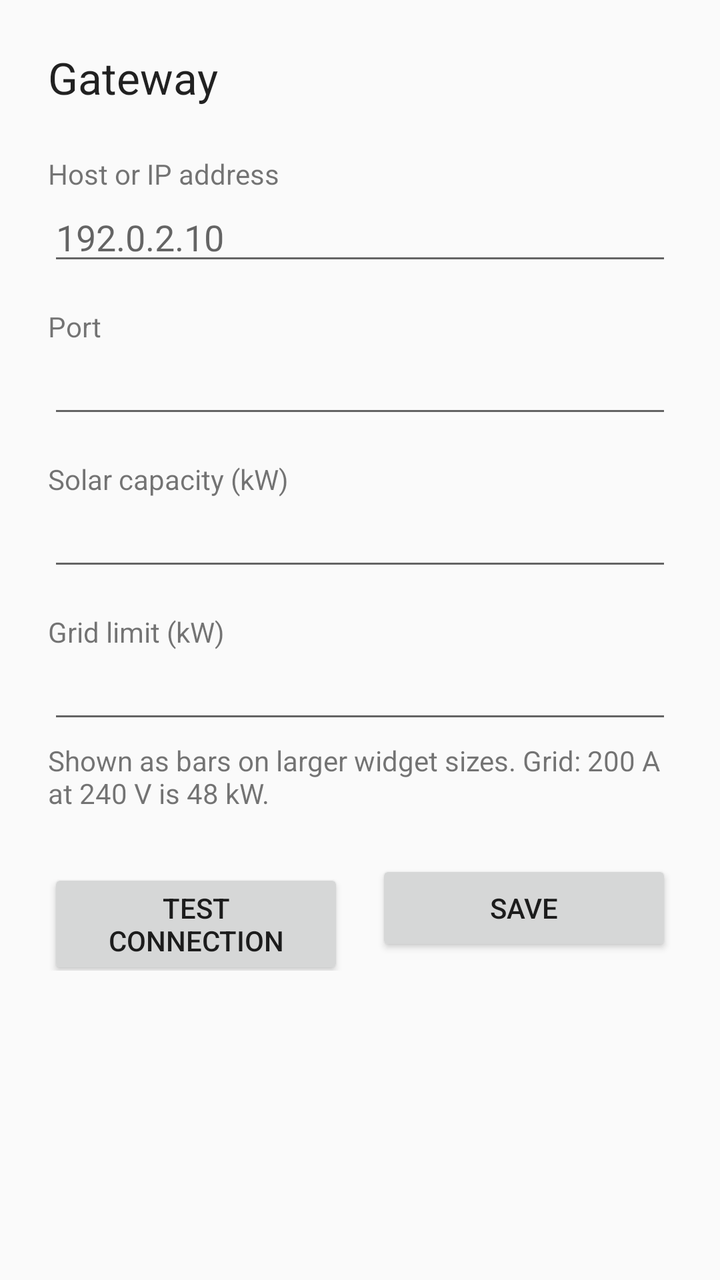
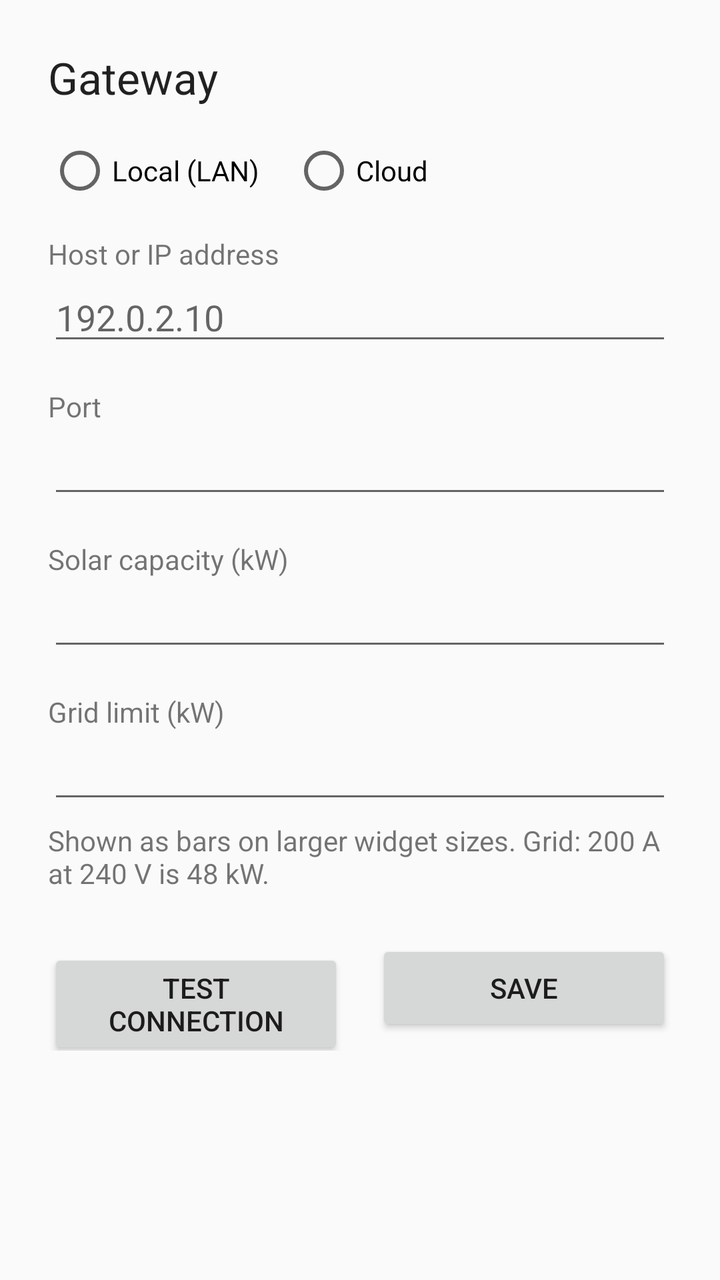

Two renders of the same Android screen: before a commit and after it. Below are the layout's source before the change and the commit's diff.
<!-- AndroidManifest.xml: application theme Theme.Fwh -->
<!-- res/layout/activity_config.xml -->
<?xml version="1.0" encoding="utf-8"?>
<ScrollView xmlns:android="http://schemas.android.com/apk/res/android"
    android:layout_width="match_parent"
    android:layout_height="match_parent"
    android:fitsSystemWindows="true">

    <LinearLayout
        android:layout_width="match_parent"
        android:layout_height="wrap_content"
        android:orientation="vertical"
        android:padding="24dp">

        <TextView
            android:layout_width="wrap_content"
            android:layout_height="wrap_content"
            android:text="@string/config_title"
            android:textAppearance="?android:attr/textAppearanceLarge" />

        <TextView
            android:layout_width="wrap_content"
            android:layout_height="wrap_content"
            android:layout_marginTop="24dp"
            android:text="@string/config_host" />

        <EditText
            android:id="@+id/host"
            android:layout_width="match_parent"
            android:layout_height="wrap_content"
            android:hint="@string/config_host_hint"
            android:importantForAutofill="no"
            android:inputType="textUri"
            android:singleLine="true" />

        <TextView
            android:layout_width="wrap_content"
            android:layout_height="wrap_content"
            android:layout_marginTop="16dp"
            android:labelFor="@id/port"
            android:text="@string/config_port" />

        <EditText
            android:id="@+id/port"
            android:layout_width="match_parent"
            android:layout_height="wrap_content"
            android:importantForAutofill="no"
            android:inputType="number"
            android:singleLine="true" />

        <TextView
            android:layout_width="wrap_content"
            android:layout_height="wrap_content"
            android:layout_marginTop="16dp"
            android:labelFor="@id/solar_capacity"
            android:text="@string/config_solar_capacity" />

        <EditText
            android:id="@+id/solar_capacity"
            android:layout_width="match_parent"
            android:layout_height="wrap_content"
            android:importantForAutofill="no"
            android:inputType="numberDecimal"
            android:singleLine="true" />

        <TextView
            android:layout_width="wrap_content"
            android:layout_height="wrap_content"
            android:layout_marginTop="16dp"
            android:labelFor="@id/grid_limit"
            android:text="@string/config_grid_limit" />

        <EditText
            android:id="@+id/grid_limit"
            android:layout_width="match_parent"
            android:layout_height="wrap_content"
            android:importantForAutofill="no"
            android:inputType="numberDecimal"
            android:singleLine="true" />

        <TextView
            android:layout_width="match_parent"
            android:layout_height="wrap_content"
            android:layout_marginTop="4dp"
            android:text="@string/config_capacity_help"
            android:textAppearance="?android:attr/textAppearanceSmall" />

        <LinearLayout
            android:layout_width="match_parent"
            android:layout_height="wrap_content"
            android:layout_marginTop="24dp"
            android:orientation="horizontal">

            <Button
                android:id="@+id/test"
                android:layout_width="0dp"
                android:layout_height="wrap_content"
                android:layout_weight="1"
                android:text="@string/config_test" />

            <Button
                android:id="@+id/save"
                android:layout_width="0dp"
                android:layout_height="wrap_content"
                android:layout_marginStart="16dp"
                android:layout_weight="1"
                android:text="@string/config_save" />
        </LinearLayout>

        <TextView
            android:id="@+id/status"
            android:layout_width="match_parent"
            android:layout_height="wrap_content"
            android:layout_marginTop="16dp"
            android:textIsSelectable="true" />
    </LinearLayout>
</ScrollView>
<!-- resources referenced by this layout -->
<resources>
  <string name="config_capacity_help">Shown as bars on larger widget sizes. Grid: 200 A at 240 V is 48 kW.</string>
  <string name="config_grid_limit">Grid limit (kW)</string>
  <string name="config_host">Host or IP address</string>
  <string name="config_host_hint">192.0.2.10</string>
  <string name="config_port">Port</string>
  <string name="config_save">Save</string>
  <string name="config_solar_capacity">Solar capacity (kW)</string>
  <string name="config_test">Test connection</string>
  <string name="config_title">Gateway</string>
  <style name="Theme.Fwh" parent="android:Theme.Material.Light.NoActionBar" />
</resources>

<!-- the commit's change to res/layout/activity_config.xml (unified diff, before → after) -->
@@ -16,35 +16,117 @@
             android:text="@string/config_title"
             android:textAppearance="?android:attr/textAppearanceLarge" />
 
-        <TextView
-            android:layout_width="wrap_content"
-            android:layout_height="wrap_content"
-            android:layout_marginTop="24dp"
-            android:text="@string/config_host" />
-
-        <EditText
-            android:id="@+id/host"
+        <RadioGroup
+            android:id="@+id/source"
             android:layout_width="match_parent"
             android:layout_height="wrap_content"
-            android:hint="@string/config_host_hint"
-            android:importantForAutofill="no"
-            android:inputType="textUri"
-            android:singleLine="true" />
+            android:layout_marginTop="16dp"
+            android:orientation="horizontal">
 
-        <TextView
-            android:layout_width="wrap_content"
-            android:layout_height="wrap_content"
-            android:layout_marginTop="16dp"
-            android:labelFor="@id/port"
-            android:text="@string/config_port" />
+            <RadioButton
+                android:id="@+id/source_local"
+                android:layout_width="wrap_content"
+                android:layout_height="wrap_content"
+                android:text="@string/config_source_local" />
 
-        <EditText
-            android:id="@+id/port"
+            <RadioButton
+                android:id="@+id/source_cloud"
+                android:layout_width="wrap_content"
+                android:layout_height="wrap_content"
+                android:layout_marginStart="16dp"
+                android:text="@string/config_source_cloud" />
+        </RadioGroup>
+
+        <LinearLayout
+            android:id="@+id/local_fields"
             android:layout_width="match_parent"
             android:layout_height="wrap_content"
-            android:importantForAutofill="no"
-            android:inputType="number"
-            android:singleLine="true" />
+            android:orientation="vertical">
+
+            <TextView
+                android:layout_width="wrap_content"
+                android:layout_height="wrap_content"
+                android:layout_marginTop="16dp"
+                android:text="@string/config_host" />
+
+            <EditText
+                android:id="@+id/host"
+                android:layout_width="match_parent"
+                android:layout_height="wrap_content"
+                android:hint="@string/config_host_hint"
+                android:importantForAutofill="no"
+                android:inputType="textUri"
+                android:singleLine="true" />
+
+            <TextView
+                android:layout_width="wrap_content"
+                android:layout_height="wrap_content"
+                android:layout_marginTop="16dp"
+                android:labelFor="@id/port"
+                android:text="@string/config_port" />
+
+            <EditText
+                android:id="@+id/port"
+                android:layout_width="match_parent"
+                android:layout_height="wrap_content"
+                android:importantForAutofill="no"
+                android:inputType="number"
+                android:singleLine="true" />
+        </LinearLayout>
+
+        <LinearLayout
+            android:id="@+id/cloud_fields"
+            android:layout_width="match_parent"
+            android:layout_height="wrap_content"
+            android:orientation="vertical"
+            android:visibility="gone">
+
+            <TextView
+                android:layout_width="wrap_content"
+                android:layout_height="wrap_content"
+                android:layout_marginTop="16dp"
+                android:labelFor="@id/cloud_account"
+                android:text="@string/config_cloud_account" />
+
+            <EditText
+                android:id="@+id/cloud_account"
+                android:layout_width="match_parent"
+                android:layout_height="wrap_content"
+                android:autofillHints="emailAddress"
+                android:inputType="textEmailAddress"
+                android:singleLine="true" />
+
+            <TextView
+                android:layout_width="wrap_content"
+                android:layout_height="wrap_content"
+                android:layout_marginTop="16dp"
+                android:labelFor="@id/cloud_password"
+                android:text="@string/config_cloud_password" />
+
+            <EditText
+                android:id="@+id/cloud_password"
+                android:layout_width="match_parent"
+                android:layout_height="wrap_content"
+                android:autofillHints="password"
+                android:inputType="textPassword"
+                android:singleLine="true" />
+
+            <TextView
+                android:layout_width="wrap_content"
+                android:layout_height="wrap_content"
+                android:layout_marginTop="16dp"
+                android:labelFor="@id/cloud_serial"
+                android:text="@string/config_cloud_serial" />
+
+            <EditText
+                android:id="@+id/cloud_serial"
+                android:layout_width="match_parent"
+                android:layout_height="wrap_content"
+                android:hint="@string/config_cloud_serial_hint"
+                android:importantForAutofill="no"
+                android:inputType="textCapCharacters|textNoSuggestions"
+                android:singleLine="true" />
+        </LinearLayout>
 
         <TextView
             android:layout_width="wrap_content"
<!-- resource entries referenced after the edit -->
@@ -1,12 +1,18 @@
 <!-- resources referenced by this layout -->
 <resources>
   <string name="config_capacity_help">Shown as bars on larger widget sizes. Grid: 200 A at 240 V is 48 kW.</string>
+  <string name="config_cloud_account">FranklinWH account email</string>
+  <string name="config_cloud_password">Password</string>
+  <string name="config_cloud_serial">Gateway serial (SN)</string>
+  <string name="config_cloud_serial_hint">App: More → Site Address → SN</string>
   <string name="config_grid_limit">Grid limit (kW)</string>
   <string name="config_host">Host or IP address</string>
   <string name="config_host_hint">192.0.2.10</string>
   <string name="config_port">Port</string>
   <string name="config_save">Save</string>
   <string name="config_solar_capacity">Solar capacity (kW)</string>
+  <string name="config_source_cloud">Cloud</string>
+  <string name="config_source_local">Local (LAN)</string>
   <string name="config_test">Test connection</string>
   <string name="config_title">Gateway</string>
   <style name="Theme.Fwh" parent="android:Theme.Material.Light.NoActionBar" />
